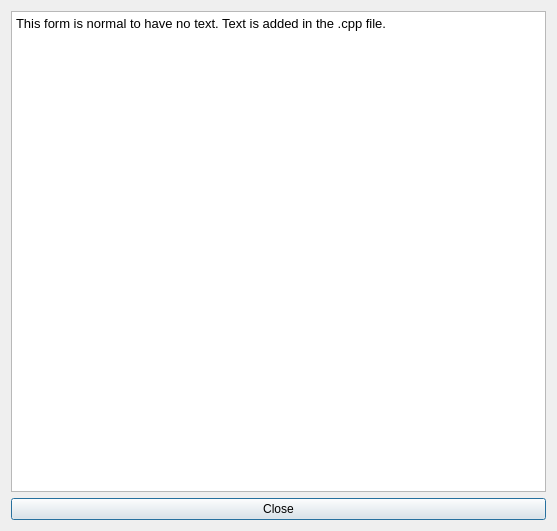
Before: the Qt Designer form src/interface/helpinstructionsform_template.ui in janLo/FET, drawn with Qt 5.
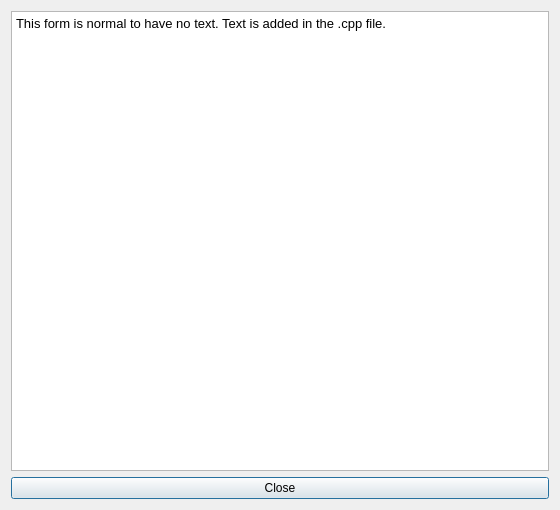
After: the same form once the commit is applied.

Patch:
```diff
--- a/src/interface/helpinstructionsform_template.ui
+++ b/src/interface/helpinstructionsform_template.ui
@@ -6,8 +6,8 @@
    <rect>
     <x>0</x>
     <y>0</y>
-    <width>557</width>
-    <height>531</height>
+    <width>560</width>
+    <height>510</height>
    </rect>
   </property>
   <property name="windowTitle">
```
Left out of the diff: 2 changed lines with no effect on the pictures.
